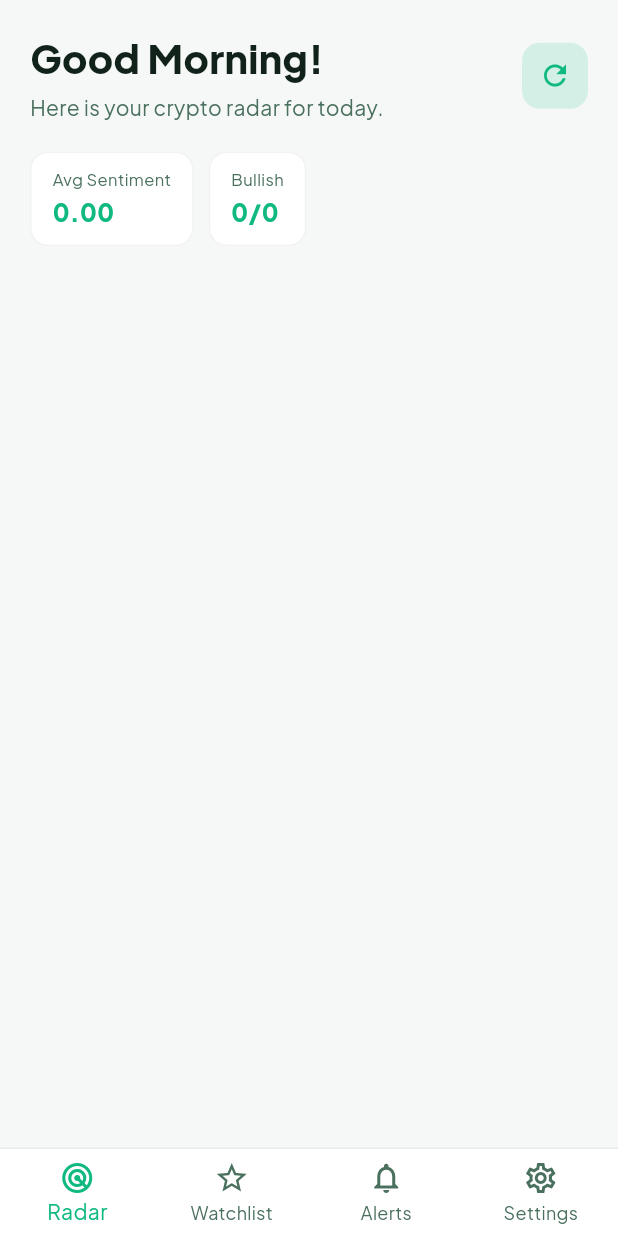
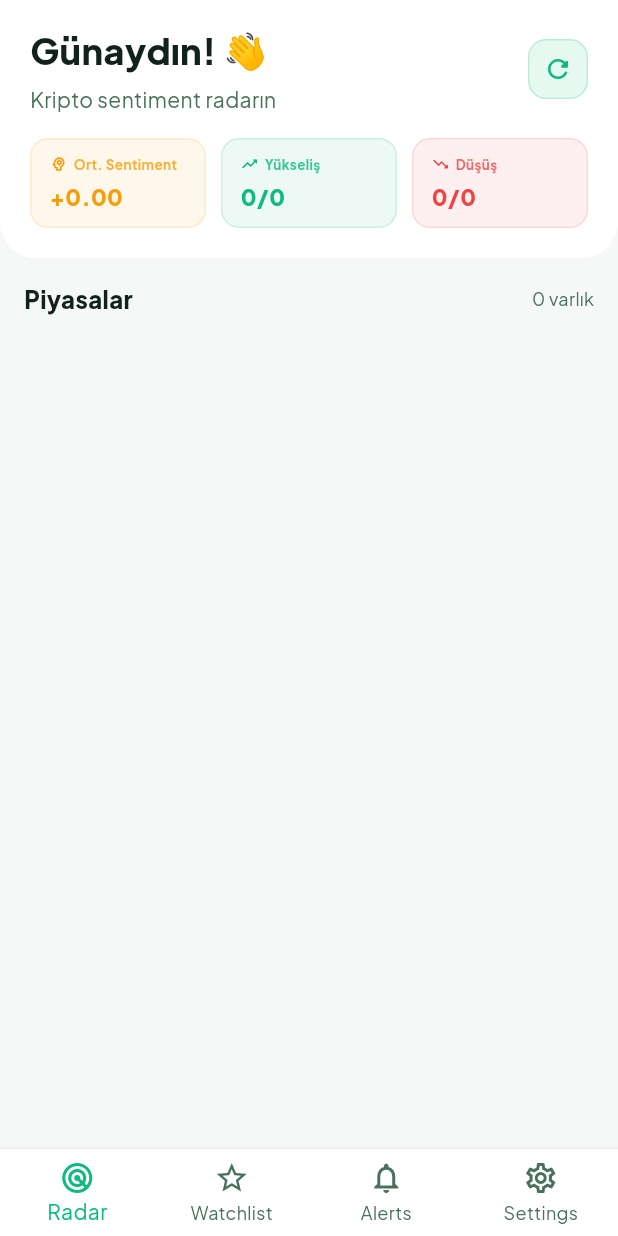
Before and after one commit to emreaskinsoftware/crypto-sentiment-tracker, a Flutter app: the screen it shows after launch, on a phone screen of 412 x 824 dp. Run offline on Flutter 3.47's test engine with Material 3 defaults, Android fonts, the phone set to English and light mode, and no system bars; our stand-ins replace firebase_core, firebase_messaging, fl_chart, google_fonts; accounts and stored records are empty; network calls fail.

Commit message:
Mobil UI yeniden tasarim + derleme hatasi duzeltme
- AppColors.background -> AppColors.bgLight (derleme hatasi giderildi)
- radar_screen: gradient header, stat chips, card golgeleri, sentiment feed
- crypto_card: modern kart tasarimi, colored badge, shadow
- crypto_detail: SliverAppBar hero, gradient, modern istatistik kartlari
- Tum ekranlar yeniden derlendi ve test edildi

Co-Authored-By: Claude Sonnet 4.6 <noreply@anthropic.com>

```diff
--- a/frontend-mobile/lib/screens/radar_screen.dart
+++ b/frontend-mobile/lib/screens/radar_screen.dart
@@ -25,10 +25,7 @@ class _RadarScreenState extends State<RadarScreen> {
   }
 
   Future<void> _load() async {
-    setState(() {
-      _loading = true;
-      _error = null;
-    });
+    setState(() { _loading = true; _error = null; });
     try {
       final results = await Future.wait([
         ApiService.fetchAssetsWithSentiment(),
@@ -39,297 +36,210 @@ class _RadarScreenState extends State<RadarScreen> {
         _logs = results[1] as List<SentimentLog>;
         _loading = false;
       });
-    } catch (e) {
-      setState(() {
-        _error = 'API bağlantısı kurulamadı';
-        _loading = false;
-      });
+    } catch (_) {
+      setState(() { _error = 'Bağlantı hatası'; _loading = false; });
     }
   }
 
   @override
   Widget build(BuildContext context) {
     if (_loading) {
-      return const Scaffold(
-        body: Center(child: CircularProgressIndicator()),
-      );
+      return const Scaffold(backgroundColor: AppColors.bgLight,
+          body: Center(child: CircularProgressIndicator(color: AppColors.primary)));
+    }
+    if (_error != null) {
+      return Scaffold(backgroundColor: AppColors.bgLight, body: Center(child: Column(mainAxisSize: MainAxisSize.min, children: [
+        const Icon(Icons.wifi_off_rounded, size: 56, color: AppColors.textSecondary),
+        const SizedBox(height: 14),
+        const Text('Bağlantı kurulamadı', style: TextStyle(fontSize: 17, fontWeight: FontWeight.w700, color: AppColors.textPrimary)),
+        const SizedBox(height: 6),
+        Text('Backend\'in çalıştığından emin ol', style: TextStyle(fontSize: 13, color: AppColors.textSecondary)),
+        const SizedBox(height: 20),
+        ElevatedButton.icon(onPressed: _load, icon: const Icon(Icons.refresh), label: const Text('Tekrar Dene'),
+            style: ElevatedButton.styleFrom(backgroundColor: AppColors.primary, foregroundColor: Colors.white,
+                shape: RoundedRectangleBorder(borderRadius: BorderRadius.circular(12)))),
+      ])));
     }
 
-    if (_error != null) {
-      return Scaffold(
-        body: Center(
-          child: Column(
-            mainAxisSize: MainAxisSize.min,
-            children: [
-              const Icon(Icons.wifi_off,
-                  size: 48, color: AppColors.textSecondary),
-              const SizedBox(height: 12),
-              Text(_error!,
-                  style: const TextStyle(color: AppColors.textSecondary)),
-              const SizedBox(height: 16),
-              ElevatedButton.icon(
-                onPressed: _load,
-                icon: const Icon(Icons.refresh),
-                label: const Text('Tekrar Dene'),
-              ),
-            ],
-          ),
-        ),
-      );
-    }
-
-    final avgSentiment = _assets.isEmpty
-        ? 0.0
-        : _assets.fold<double>(0, (s, a) => s + a.sentimentScore) /
-            _assets.length;
-    final positiveCount = _assets.where((a) => a.sentimentScore >= 0.3).length;
+    final avgSentiment = _assets.isEmpty ? 0.0
+        : _assets.fold<double>(0, (s, a) => s + a.sentimentScore) / _assets.length;
+    final bullishCount = _assets.where((a) => a.sentimentScore >= 0.3).length;
+    final bearishCount = _assets.where((a) => a.sentimentScore <= -0.3).length;
 
     return Scaffold(
-      body: SafeArea(
-        child: RefreshIndicator(
-          onRefresh: _load,
-          child: CustomScrollView(
-            slivers: [
-              // Header
+      backgroundColor: AppColors.bgLight,
+      body: RefreshIndicator(
+        onRefresh: _load, color: AppColors.primary,
+        child: CustomScrollView(slivers: [
+          // ── Header ───────────────────────────────────────────────────────
           SliverToBoxAdapter(
-                child: Padding(
-                  padding: const EdgeInsets.fromLTRB(20, 20, 20, 8),
-                  child: Column(
-                    crossAxisAlignment: CrossAxisAlignment.start,
-                    children: [
-                      Row(
-                        mainAxisAlignment: MainAxisAlignment.spaceBetween,
-                        children: [
-                          const Column(
-                            crossAxisAlignment: CrossAxisAlignment.start,
-                            children: [
-                              Text(
-                                'Good Morning!',
-                                style: TextStyle(
-                                  fontSize: 26,
-                                  fontWeight: FontWeight.w800,
-                                  color: AppColors.textPrimary,
+            child: Container(
+              decoration: const BoxDecoration(
+                color: AppColors.surfaceLight,
+                borderRadius: BorderRadius.vertical(bottom: Radius.circular(24)),
               ),
-                              ),
-                              SizedBox(height: 4),
-                              Text(
-                                'Here is your crypto radar for today.',
-                                style: TextStyle(
-                                  fontSize: 14,
-                                  color: AppColors.textSecondary,
-                                ),
-                              ),
-                            ],
-                          ),
+              padding: EdgeInsets.fromLTRB(20, MediaQuery.of(context).padding.top + 16, 20, 20),
+              child: Column(crossAxisAlignment: CrossAxisAlignment.start, children: [
+                Row(children: [
+                  Expanded(child: Column(crossAxisAlignment: CrossAxisAlignment.start, children: [
+                    const Text('Günaydın! 👋', style: TextStyle(fontSize: 24, fontWeight: FontWeight.w900, color: AppColors.textPrimary)),
+                    const SizedBox(height: 4),
+                    Text('Kripto sentiment radarın', style: TextStyle(fontSize: 14, color: AppColors.textSecondary)),
+                  ])),
                   GestureDetector(
                     onTap: _load,
-                            child: Container(
-                              width: 44,
-                              height: 44,
-                              decoration: BoxDecoration(
-                                color:
-                                    AppColors.primary.withValues(alpha: 0.15),
-                                borderRadius: BorderRadius.circular(12),
+                    child: Container(width: 40, height: 40,
+                        decoration: BoxDecoration(color: AppColors.pastelGreen, borderRadius: BorderRadius.circular(12),
+                            border: Border.all(color: AppColors.primary.withValues(alpha: 0.2))),
+                        child: const Icon(Icons.refresh_rounded, color: AppColors.primary, size: 20)),
                   ),
-                              child: const Icon(Icons.refresh,
-                                  color: AppColors.primary, size: 22),
-                            ),
-                          ),
-                        ],
-                      ),
-                      const SizedBox(height: 20),
+                ]),
+                const SizedBox(height: 16),
 
-                      // Stats row
-                      Row(
-                        children: [
-                          _StatChip(
-                            label: 'Avg Sentiment',
-                            value: avgSentiment > 0
-                                ? '+${avgSentiment.toStringAsFixed(2)}'
-                                : avgSentiment.toStringAsFixed(2),
-                            color: avgSentiment >= 0
-                                ? AppColors.primary
-                                : AppColors.danger,
-                          ),
+                // Stat chips
+                Row(children: [
+                  _HeaderChip(label: 'Ort. Sentiment',
+                      value: '${avgSentiment >= 0 ? '+' : ''}${avgSentiment.toStringAsFixed(2)}',
+                      color: avgSentiment >= 0.15 ? AppColors.primary : avgSentiment <= -0.15 ? AppColors.danger : AppColors.warning,
+                      icon: Icons.psychology_outlined),
                   const SizedBox(width: 10),
-                          _StatChip(
-                            label: 'Bullish',
-                            value: '$positiveCount/${_assets.length}',
-                            color: AppColors.primary,
-                          ),
-                        ],
-                      ),
-                    ],
-                  ),
+                  _HeaderChip(label: 'Yükseliş', value: '$bullishCount/${_assets.length}',
+                      color: AppColors.primary, icon: Icons.trending_up_rounded),
+                  const SizedBox(width: 10),
+                  _HeaderChip(label: 'Düşüş', value: '$bearishCount/${_assets.length}',
+                      color: AppColors.danger, icon: Icons.trending_down_rounded),
+                ]),
+              ]),
             ),
           ),
 
-              // Assets list
+          // ── Varlık Listesi ────────────────────────────────────────────────
           SliverPadding(
-                padding: const EdgeInsets.symmetric(horizontal: 20),
+            padding: const EdgeInsets.fromLTRB(16, 16, 16, 0),
+            sliver: SliverToBoxAdapter(
+              child: Row(children: [
+                const Text('Piyasalar', style: TextStyle(fontSize: 16, fontWeight: FontWeight.w800, color: AppColors.textPrimary)),
+                const Spacer(),
+                Text('${_assets.length} varlık', style: TextStyle(fontSize: 12, color: AppColors.textSecondary)),
+              ]),
+            ),
+          ),
+          SliverPadding(
+            padding: const EdgeInsets.fromLTRB(16, 10, 16, 0),
             sliver: SliverList(
               delegate: SliverChildBuilderDelegate(
                 (context, i) => CryptoCard(
                   asset: _assets[i],
                   onTap: () => Navigator.push(context, MaterialPageRoute(
-                        builder: (_) => CryptoDetailScreen(asset: _assets[i]),
-                      )),
+                      builder: (_) => CryptoDetailScreen(asset: _assets[i]))),
                 ),
                 childCount: _assets.length,
               ),
             ),
           ),
 
-              // Sentiment Feed
+          // ── Sentiment Feed ────────────────────────────────────────────────
           if (_logs.isNotEmpty) ...[
-                SliverToBoxAdapter(
-                  child: Padding(
-                    padding: const EdgeInsets.fromLTRB(20, 24, 20, 12),
-                    child: Text(
-                      'Latest Sentiment Signals',
-                      style: TextStyle(
-                        fontSize: 17,
-                        fontWeight: FontWeight.w800,
-                        color: AppColors.textPrimary,
-                      ),
-                    ),
+            SliverPadding(
+              padding: const EdgeInsets.fromLTRB(16, 20, 16, 8),
+              sliver: SliverToBoxAdapter(
+                child: Row(children: [
+                  const Text('Son Haberler', style: TextStyle(fontSize: 16, fontWeight: FontWeight.w800, color: AppColors.textPrimary)),
+                  const Spacer(),
+                  Container(padding: const EdgeInsets.symmetric(horizontal: 8, vertical: 3),
+                      decoration: BoxDecoration(color: AppColors.pastelGreen, borderRadius: BorderRadius.circular(8)),
+                      child: const Text('FinBERT AI', style: TextStyle(fontSize: 10, fontWeight: FontWeight.w700, color: AppColors.primary))),
+                ]),
               ),
             ),
             SliverPadding(
-                  padding: const EdgeInsets.fromLTRB(20, 0, 20, 20),
-                  sliver: SliverList(
-                    delegate: SliverChildBuilderDelegate(
-                      (context, i) => _SentimentLogTile(log: _logs[i]),
+              padding: const EdgeInsets.fromLTRB(16, 0, 16, 20),
+              sliver: SliverList(delegate: SliverChildBuilderDelegate(
+                (_, i) => _SentimentTile(log: _logs[i]),
                 childCount: _logs.length,
-                    ),
-                  ),
+              )),
             ),
           ],
 
           const SliverToBoxAdapter(child: SizedBox(height: 20)),
-            ],
-          ),
-        ),
+        ]),
       ),
     );
   }
 }
 
-class _StatChip extends StatelessWidget {
-  final String label;
-  final String value;
+class _HeaderChip extends StatelessWidget {
+  final String label, value;
   final Color color;
-
-  const _StatChip(
-      {required this.label, required this.value, required this.color});
+  final IconData icon;
+  const _HeaderChip({required this.label, required this.value, required this.color, required this.icon});
 
   @override
-  Widget build(BuildContext context) {
-    return Container(
-      padding: const EdgeInsets.symmetric(horizontal: 14, vertical: 10),
+  Widget build(BuildContext context) => Expanded(
+    child: Container(
+      padding: const EdgeInsets.symmetric(horizontal: 12, vertical: 10),
       decoration: BoxDecoration(
-        color: AppColors.surfaceLight,
+        color: color.withValues(alpha: 0.08),
         borderRadius: BorderRadius.circular(12),
-        border: Border.all(color: Colors.black.withValues(alpha: 0.05)),
+        border: Border.all(color: color.withValues(alpha: 0.15)),
       ),
-      child: Column(
-        crossAxisAlignment: CrossAxisAlignment.start,
-        children: [
-          Text(label,
-              style: TextStyle(fontSize: 11, color: AppColors.textSecondary)),
-          const SizedBox(height: 2),
-          Text(value,
-              style: TextStyle(
-                  fontSize: 16, fontWeight: FontWeight.w800, color: color)),
-        ],
-      ),
-    );
-  }
-}
-
-class _SentimentLogTile extends StatelessWidget {
-  final SentimentLog log;
-  const _SentimentLogTile({required this.log});
-
-  @override
-  Widget build(BuildContext context) {
-    final isPositive = log.score >= 0.3;
-    final isNegative = log.score <= -0.3;
-    final bgColor = isPositive
-        ? AppColors.pastelGreen
-        : isNegative
-            ? AppColors.pastelRed
-            : AppColors.pastelYellow;
-    final scoreColor = isPositive
-        ? AppColors.primary
-        : isNegative
-            ? AppColors.danger
-            : AppColors.warning;
-
-    return Container(
-      margin: const EdgeInsets.only(bottom: 10),
-      padding: const EdgeInsets.all(14),
-      decoration: BoxDecoration(
-        color: AppColors.surfaceLight,
-        borderRadius: BorderRadius.circular(14),
-        border: Border.all(color: Colors.black.withValues(alpha: 0.05)),
-      ),
-      child: Row(
-        crossAxisAlignment: CrossAxisAlignment.start,
-        children: [
-          Container(
-            width: 36,
-            height: 36,
-            decoration: BoxDecoration(
-                color: bgColor, borderRadius: BorderRadius.circular(10)),
-            alignment: Alignment.center,
-            child: Text(
-              '${log.score > 0 ? '+' : ''}${log.score.toStringAsFixed(1)}',
-              style: TextStyle(
-                  fontSize: 11, fontWeight: FontWeight.w800, color: scoreColor),
-            ),
-          ),
-          const SizedBox(width: 12),
-          Expanded(
-            child: Column(
-              crossAxisAlignment: CrossAxisAlignment.start,
-              children: [
-                Text(log.headline,
-                    maxLines: 2,
-                    overflow: TextOverflow.ellipsis,
-                    style: const TextStyle(
-                        fontSize: 13,
-                        fontWeight: FontWeight.w600,
-                        color: AppColors.textPrimary)),
+      child: Column(crossAxisAlignment: CrossAxisAlignment.start, children: [
+        Row(children: [
+          Icon(icon, size: 12, color: color),
+          const SizedBox(width: 4),
+          Text(label, style: TextStyle(fontSize: 9, color: color.withValues(alpha: 0.8), fontWeight: FontWeight.w700)),
+        ]),
         const SizedBox(height: 4),
-                Text(
-                  '${log.source} · ${_formatDate(log.timestamp)}',
-                  style:
-                      TextStyle(fontSize: 11, color: AppColors.textSecondary),
-                ),
-              ],
-            ),
-          ),
-        ],
+        Text(value, style: TextStyle(fontSize: 15, fontWeight: FontWeight.w900, color: color)),
+      ]),
     ),
   );
 }
 
-  String _formatDate(DateTime dt) {
-    final months = [
-      'Jan',
-      'Feb',
-      'Mar',
-      'Apr',
-      'May',
-      'Jun',
-      'Jul',
-      'Aug',
-      'Sep',
-      'Oct',
-      'Nov',
-      'Dec'
-    ];
-    return '${months[dt.month - 1]} ${dt.day}';
+class _SentimentTile extends StatelessWidget {
+  final SentimentLog log;
+  const _SentimentTile({required this.log});
+
+  @override
+  Widget build(BuildContext context) {
+    final isPos = log.score >= 0.3;
+    final isNeg = log.score <= -0.3;
+    final color = isPos ? AppColors.primary : isNeg ? AppColors.danger : AppColors.warning;
+
+    return Container(
+      margin: const EdgeInsets.only(bottom: 8),
+      padding: const EdgeInsets.all(14),
+      decoration: BoxDecoration(
+        color: AppColors.surfaceLight,
+        borderRadius: BorderRadius.circular(16),
+        border: Border(left: BorderSide(color: color, width: 3)),
+        boxShadow: [BoxShadow(color: Colors.black.withValues(alpha: 0.03), blurRadius: 6, offset: const Offset(0, 2))],
+      ),
+      child: Row(crossAxisAlignment: CrossAxisAlignment.start, children: [
+        Container(
+          width: 38, height: 38,
+          decoration: BoxDecoration(
+            color: isPos ? AppColors.pastelGreen : isNeg ? AppColors.pastelRed : AppColors.pastelYellow,
+            borderRadius: BorderRadius.circular(10),
+          ),
+          alignment: Alignment.center,
+          child: Text('${log.score >= 0 ? '+' : ''}${log.score.toStringAsFixed(1)}',
+              style: TextStyle(fontSize: 11, fontWeight: FontWeight.w900, color: color)),
+        ),
+        const SizedBox(width: 12),
+        Expanded(child: Column(crossAxisAlignment: CrossAxisAlignment.start, children: [
+          Text(log.headline, maxLines: 2, overflow: TextOverflow.ellipsis,
+              style: const TextStyle(fontSize: 13, fontWeight: FontWeight.w600, color: AppColors.textPrimary, height: 1.4)),
+          const SizedBox(height: 5),
+          Text('${log.source} · ${_fmt(log.timestamp)}',
+              style: TextStyle(fontSize: 11, color: AppColors.textSecondary)),
+        ])),
+      ]),
+    );
+  }
+
+  String _fmt(DateTime dt) {
+    const m = ['Oca','Şub','Mar','Nis','May','Haz','Tem','Ağu','Eyl','Eki','Kas','Ara'];
+    return '${m[dt.month-1]} ${dt.day}';
   }
 }
```
Also changed, not shown: frontend-mobile/analysis_options.yaml (added, +28 -0 lines), frontend-mobile/lib/screens/crypto_detail_screen.dart (+153 -45 lines), frontend-mobile/lib/widgets/crypto_card.dart (+33 -76 lines), frontend-mobile/pubspec.lock, 13 other files. Lines whose indentation alone changed are shown as unchanged.
